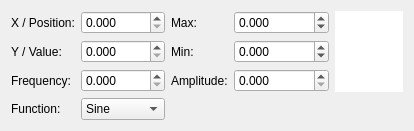
Before: the Qt Designer form code/qttoolkit/contentbrowser/ui/particlenodesettingtemplate.ui in gscept/nebula-trifid, drawn with Qt 5.
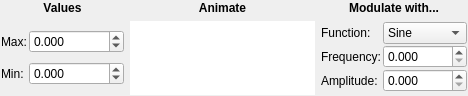
After: the same form once the commit is applied. Custom widgets are drawn as their Qt base class.

Commit message: *content browser* new: - Character joint masks are now managed in the Qt UI, which has also been cleaned up from the animation play and skin selection utils. The new method allows for flooding joints up and down with a weight if needed, and also allows for joints to be assigned weights in a hierarchical view. - Particle editor window has been completely redesigned to be more prioritized towards frequency of usage rather than the old way. - Added a reset button to particle handler.

Diff of the .ui file:
```diff
--- a/code/qttoolkit/contentbrowser/ui/particlenodesettingtemplate.ui
+++ b/code/qttoolkit/contentbrowser/ui/particlenodesettingtemplate.ui
@@ -6,8 +6,8 @@
    <rect>
     <x>0</x>
     <y>0</y>
-    <width>408</width>
-    <height>118</height>
+    <width>468</width>
+    <height>96</height>
    </rect>
   </property>
   <property name="font">
@@ -27,49 +27,36 @@
   <property name="frameShadow">
    <enum>QFrame::Raised</enum>
   </property>
+  <layout class="QGridLayout" name="gridLayout_3">
+   <property name="margin">
+    <number>1</number>
+   </property>
+   <item row="0" column="1" colspan="2">
+    <widget class="QLabel" name="label_8">
+     <property name="font">
+      <font>
+       <weight>75</weight>
+       <bold>true</bold>
+      </font>
+     </property>
+     <property name="text">
+      <string>Animate</string>
+     </property>
+     <property name="alignment">
+      <set>Qt::AlignCenter</set>
+     </property>
+    </widget>
+   </item>
+   <item row="1" column="0">
   <layout class="QGridLayout" name="gridLayout">
-   <item row="3" column="0">
-    <widget class="QLabel" name="label_2">
-     <property name="text">
-      <string>Y / Value:</string>
+     <property name="horizontalSpacing">
+      <number>2</number>
      </property>
-    </widget>
-   </item>
-   <item row="2" column="0">
-    <widget class="QLabel" name="label">
-     <property name="text">
-      <string>X / Position:</string>
+     <property name="verticalSpacing">
+      <number>0</number>
      </property>
-    </widget>
-   </item>
-   <item row="2" column="1">
-    <widget class="QDoubleSpinBox" name="xVal">
-     <property name="decimals">
-      <number>3</number>
-     </property>
-     <property name="maximum">
-      <double>1.000000000000000</double>
-     </property>
-     <property name="singleStep">
-      <double>0.020000000000000</double>
-     </property>
-    </widget>
-   </item>
-   <item row="3" column="1">
-    <widget class="QDoubleSpinBox" name="yVal">
-     <property name="decimals">
-      <number>3</number>
-     </property>
-     <property name="maximum">
-      <double>1.000000000000000</double>
-     </property>
-     <property name="singleStep">
-      <double>0.020000000000000</double>
-     </property>
-    </widget>
-   </item>
-   <item row="3" column="4">
-    <widget class="QDoubleSpinBox" name="min">
+     <item row="0" column="1">
+      <widget class="QDoubleSpinBox" name="max">
      <property name="decimals">
       <number>3</number>
      </property>
@@ -81,7 +68,7 @@
      </property>
     </widget>
    </item>
-   <item row="2" column="3">
+     <item row="0" column="0">
     <widget class="QLabel" name="label_3">
      <property name="text">
       <string>Max:</string>
@@ -91,20 +78,7 @@
      </property>
     </widget>
    </item>
-   <item row="2" column="4">
-    <widget class="QDoubleSpinBox" name="max">
-     <property name="decimals">
-      <number>3</number>
-     </property>
-     <property name="minimum">
-      <double>-1000000000.000000000000000</double>
-     </property>
-     <property name="maximum">
-      <double>1000000000.000000000000000</double>
-     </property>
-    </widget>
-   </item>
-   <item row="3" column="3">
+     <item row="1" column="0">
     <widget class="QLabel" name="label_4">
      <property name="text">
       <string>Min:</string>
@@ -114,14 +88,51 @@
      </property>
     </widget>
    </item>
-   <item row="4" column="0">
+     <item row="1" column="1">
+      <widget class="QDoubleSpinBox" name="min">
+       <property name="decimals">
+        <number>3</number>
+       </property>
+       <property name="minimum">
+        <double>-1000000000.000000000000000</double>
+       </property>
+       <property name="maximum">
+        <double>1000000000.000000000000000</double>
+       </property>
+      </widget>
+     </item>
+    </layout>
+   </item>
+   <item row="1" column="3">
+    <layout class="QGridLayout" name="gridLayout_2">
+     <property name="horizontalSpacing">
+      <number>2</number>
+     </property>
+     <property name="verticalSpacing">
+      <number>0</number>
+     </property>
+     <item row="0" column="1">
+      <widget class="QComboBox" name="function">
+       <item>
+        <property name="text">
+         <string>Sine</string>
+        </property>
+       </item>
+       <item>
+        <property name="text">
+         <string>Cosine</string>
+        </property>
+       </item>
+      </widget>
+     </item>
+     <item row="1" column="0">
     <widget class="QLabel" name="label_5">
      <property name="text">
       <string>Frequency:</string>
      </property>
     </widget>
    </item>
-   <item row="4" column="1">
+     <item row="1" column="1">
     <widget class="QDoubleSpinBox" name="frequency">
      <property name="decimals">
       <number>3</number>
@@ -131,25 +142,84 @@
      </property>
     </widget>
    </item>
-   <item row="4" column="3">
+     <item row="2" column="1">
+      <widget class="QDoubleSpinBox" name="amplitude">
+       <property name="decimals">
+        <number>3</number>
+       </property>
+       <property name="maximum">
+        <double>10000.000000000000000</double>
+       </property>
+      </widget>
+     </item>
+     <item row="2" column="0">
     <widget class="QLabel" name="label_6">
      <property name="text">
       <string>Amplitude:</string>
      </property>
     </widget>
    </item>
-   <item row="4" column="4">
-    <widget class="QDoubleSpinBox" name="amplitude">
-     <property name="decimals">
-      <number>3</number>
-     </property>
-     <property name="maximum">
-      <double>10000.000000000000000</double>
+     <item row="0" column="0">
+      <widget class="QLabel" name="label_7">
+       <property name="text">
+        <string>Function:</string>
+       </property>
+      </widget>
+     </item>
+    </layout>
+   </item>
+   <item row="0" column="0">
+    <widget class="QLabel" name="label_11">
+     <property name="font">
+      <font>
+       <weight>75</weight>
+       <bold>true</bold>
+      </font>
      </property>
+     <property name="text">
+      <string>Values</string>
+     </property>
+     <property name="alignment">
+      <set>Qt::AlignCenter</set>
+     </property>
     </widget>
    </item>
-   <item row="2" column="6" rowspan="3">
+   <item row="0" column="3">
+    <widget class="QLabel" name="label_9">
+     <property name="font">
+      <font>
+       <weight>75</weight>
+       <bold>true</bold>
+      </font>
+     </property>
+     <property name="text">
+      <string>Modulate with...</string>
+     </property>
+     <property name="alignment">
+      <set>Qt::AlignCenter</set>
+     </property>
+    </widget>
+   </item>
+   <item row="1" column="1" colspan="2">
     <widget class="Particles::ParticleCurveWidget" name="renderWidget">
+     <property name="sizePolicy">
+      <sizepolicy hsizetype="Preferred" vsizetype="Preferred">
+       <horstretch>0</horstretch>
+       <verstretch>0</verstretch>
+      </sizepolicy>
+     </property>
+     <property name="maximumSize">
+      <size>
+       <width>200</width>
+       <height>150</height>
+      </size>
+     </property>
+     <property name="baseSize">
+      <size>
+       <width>0</width>
+       <height>0</height>
+      </size>
+     </property>
      <property name="frameShape">
       <enum>QFrame::Box</enum>
      </property>
@@ -167,26 +237,18 @@
      </property>
     </widget>
    </item>
-   <item row="5" column="1">
-    <widget class="QComboBox" name="function">
-     <item>
-      <property name="text">
-       <string>Sine</string>
-      </property>
-     </item>
-     <item>
-      <property name="text">
-       <string>Cosine</string>
-      </property>
-     </item>
-    </widget>
-   </item>
-   <item row="5" column="0">
-    <widget class="QLabel" name="label_7">
-     <property name="text">
-      <string>Function:</string>
-     </property>
-    </widget>
+   <item row="2" column="0" colspan="4">
+    <spacer name="verticalSpacer">
+     <property name="orientation">
+      <enum>Qt::Vertical</enum>
+     </property>
+     <property name="sizeHint" stdset="0">
+      <size>
+       <width>20</width>
+       <height>40</height>
+      </size>
+     </property>
+    </spacer>
    </item>
   </layout>
  </widget>
```
Left out of the diff: 4 changed lines with no effect on the pictures. Lines whose indentation alone changed are shown as unchanged. The commit also changes 24 other files.
